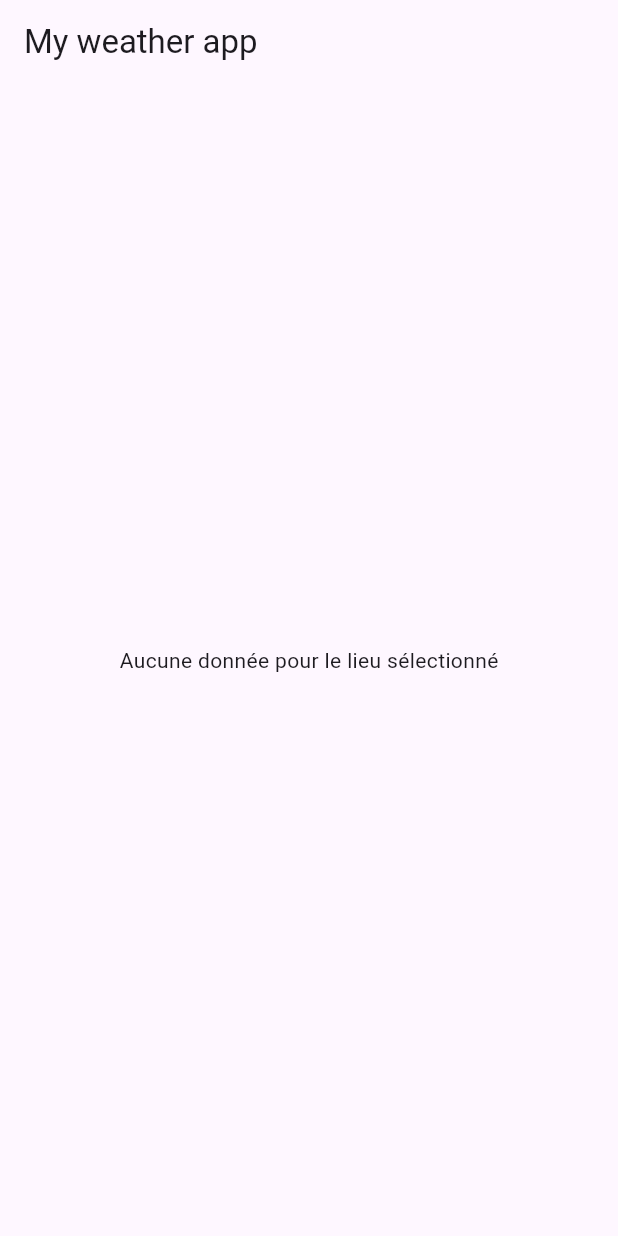
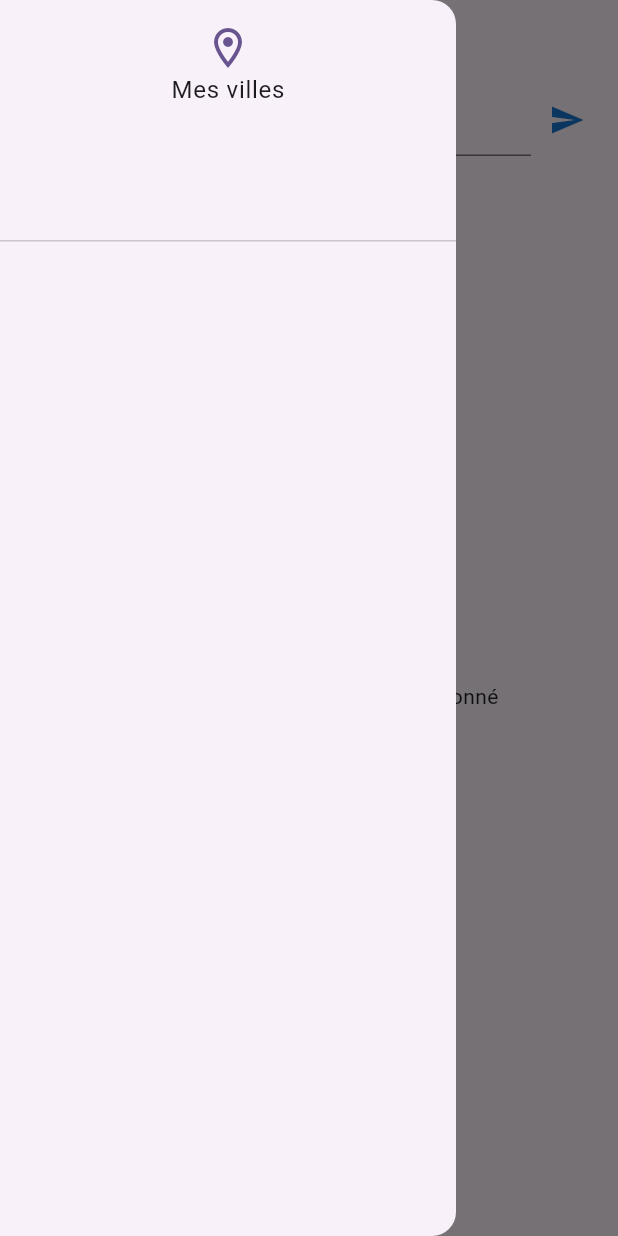
Before and after one commit to CorentinROBERT/Flutter-weatherApp, a Flutter app: the screen it shows after launch, with the side drawer open (before the commit the screen has no drawer), on a phone screen of 412 x 824 dp. Run offline on Flutter 3.47's test engine with Material 3 defaults, Android fonts, the phone set to English and light mode, and no system bars; our stand-ins replace geocoding, location, shared_preferences.

Commit message:
add shared preferences, add new city, change current geoPosition

```diff
--- /dev/null
+++ b/weather_app/lib/views/add_city_view.dart
@@ -0,0 +1,30 @@
+import 'package:flutter/material.dart';
+
+class AddCityView extends StatelessWidget {
+  TextEditingController controller = TextEditingController();
+  Function(String) onAddCity;
+
+  AddCityView({super.key, required this.onAddCity});
+
+  @override
+  Widget build(BuildContext context) {
+    return Padding(
+      padding: const EdgeInsets.symmetric(horizontal: 10),
+      child: Row(
+        children: [
+          Expanded(
+              child: TextField(
+            controller: controller,
+            decoration: const InputDecoration(hintText: "Ajouter une ville"),
+          )),
+          IconButton(
+              onPressed: (() => onAddCity(controller.text)),
+              icon: Icon(
+                Icons.send,
+                color: Theme.of(context).primaryColorDark,
+              ))
+        ],
+      ),
+    );
+  }
+}
--- a/weather_app/lib/views/current_weather.dart
+++ b/weather_app/lib/views/current_weather.dart
@@ -15,6 +15,7 @@ class CurrentWeather extends StatelessWidget {
       height: size.height / 3,
       padding: const EdgeInsets.all(10),
       child: Card(
+        color: Theme.of(context).scaffoldBackgroundColor,
         elevation: 7,
         child: Container(
           padding: const EdgeInsets.all(10),
--- a/weather_app/lib/views/home_view.dart
+++ b/weather_app/lib/views/home_view.dart
@@ -2,8 +2,11 @@ import 'package:flutter/material.dart';
 import 'package:weather_app/model/api_response.dart';
 import 'package:weather_app/model/geoposition.dart';
 import 'package:weather_app/services/api_service.dart';
+import 'package:weather_app/services/data_service.dart';
 import 'package:weather_app/services/location_service.dart';
+import 'package:weather_app/views/add_city_view.dart';
 import 'package:weather_app/views/forecast_view.dart';
+import 'package:weather_app/views/my_drawer.dart';
 import 'package:weather_app/views/no_data_view.dart';
 
 class HomeView extends StatefulWidget {
@@ -15,11 +18,14 @@ class HomeView extends StatefulWidget {
 
 class HomeState extends State<HomeView> {
   GeoPosition? userPosition;
+  GeoPosition? positionToCall;
   ApiResponse? response;
+  List<String> cities = [];
 
   @override
   void initState() {
     getUserLocation();
+    onUpdateCities();
     super.initState();
   }
 
@@ -27,9 +33,22 @@ class HomeState extends State<HomeView> {
   Widget build(BuildContext context) {
     return Scaffold(
         appBar: AppBar(
-          title: Text(userPosition?.city ?? "My weather app"),
+          title: Text(positionToCall?.city ?? "My weather app"),
         ),
-        body: response == null ? const NoDataView() : ForecastView(response!));
+        drawer: MyDrawer(
+            myPosition: userPosition,
+            cities: cities,
+            onTap: onTap,
+            onRemove: onRemoveCity),
+        body: Column(
+          children: [
+            AddCityView(onAddCity: onAddCity),
+            Expanded(
+                child: response == null
+                    ? const NoDataView()
+                    : ForecastView(response!))
+          ],
+        ));
   }
 
   getUserLocation() async {
@@ -38,12 +57,53 @@ class HomeState extends State<HomeView> {
       if (loc != null) {
         setState(() {
           userPosition = loc;
+          positionToCall = loc;
         });
-        response = await ApiService().callApi(userPosition!);
-        setState(() {});
+        callApi();
+      } else if (cities.isNotEmpty) {
+        onTap(cities.first);
       }
     } catch (e) {
       print(e);
     }
   }
+
+  callApi() async {
+    if (positionToCall == null) return;
+    response = await ApiService().callApi(positionToCall!);
+    setState(() {});
+  }
+
+  onTap(String string) async {
+    Navigator.of(context).pop();
+    removeKeyboard();
+    if (string == userPosition?.city) {
+      positionToCall = userPosition;
+      callApi();
+    } else {
+      positionToCall = await LocationService().getCoordsFromCity(string);
+      callApi();
+    }
+  }
+
+  removeKeyboard() {
+    FocusScope.of(context).requestFocus(FocusNode());
+  }
+
+  onAddCity(String string) async {
+    DataService().addCity(string).then((onSuccess) => onUpdateCities());
+    removeKeyboard();
+  }
+
+  onRemoveCity(String string) async {
+    await DataService()
+        .removeCity(string)
+        .then((onSuccess) => onUpdateCities());
+  }
+
+  onUpdateCities() async {
+    cities = await DataService().getCities();
+    print(cities);
+    setState(() {});
+  }
 }
--- /dev/null
+++ b/weather_app/lib/views/my_drawer.dart
@@ -0,0 +1,60 @@
+import 'package:flutter/material.dart';
+import 'package:weather_app/model/geoposition.dart';
+
+class MyDrawer extends StatelessWidget {
+  GeoPosition? myPosition;
+  List<String> cities;
+  Function(String) onTap;
+  Function(String) onRemove;
+
+  MyDrawer(
+      {required this.myPosition,
+      required this.cities,
+      required this.onTap,
+      required this.onRemove});
+
+  @override
+  Widget build(BuildContext context) {
+    final itemCount =
+        myPosition == null ? cities.length + 1 : cities.length + 2;
+    return Drawer(
+      child: ListView.separated(
+          itemBuilder: (contex, index) {
+            if (index == 0) return header(context);
+            if (index == 1 && myPosition != null) {
+              return tappableList(myPosition!.city, false);
+            }
+            if (myPosition == null) {
+              return tappableList(cities[index - 1], true);
+            }
+            return tappableList(cities[index - 2], true);
+          },
+          separatorBuilder: (context, index) => const Divider(),
+          itemCount: itemCount),
+    );
+  }
+
+  DrawerHeader header(BuildContext context) {
+    return DrawerHeader(
+        child: Column(
+      children: [
+        Icon(Icons.location_on_outlined,
+            size: 32, color: Theme.of(context).primaryColor),
+        const Text("Mes villes")
+      ],
+    ));
+  }
+
+  ListTile tappableList(String string, bool canDelete) {
+    return ListTile(
+      title: Text(string),
+      onTap: () {
+        onTap(string);
+      },
+      trailing: canDelete
+          ? IconButton(
+              onPressed: () => onRemove(string), icon: const Icon(Icons.delete))
+          : null,
+    );
+  }
+}
```
Also changed, not shown: weather_app/lib/services/data_service.dart (added, +25 -0 lines).
